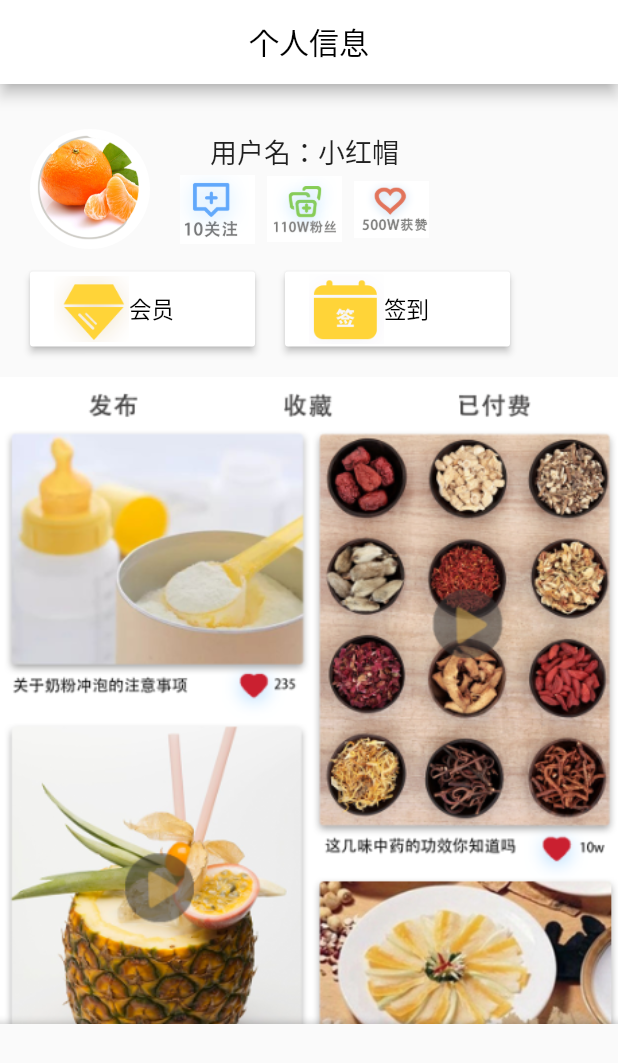
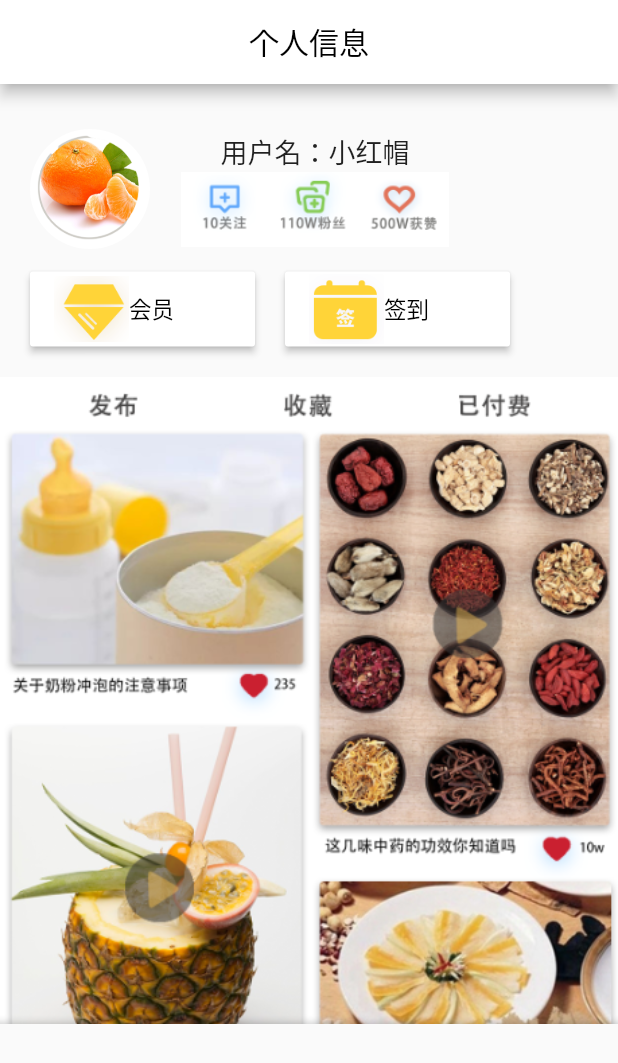
Before and after one commit to Yu979/yongshan_app, a Flutter app: the FifthPage screen opened directly, on a phone screen of 412 x 824 dp. Shown: the top 1063 px of the screen. Run offline on Flutter 3.47's test engine with Material 2 defaults, Android fonts, the phone set to English and light mode, and no system bars; our stand-ins replace flutter_screenutil, flutter_swiper, font_awesome_flutter.

Commit message:
update userInfo page

```diff
--- a/lib/wode.dart
+++ b/lib/wode.dart
@@ -39,23 +39,11 @@ class _FifthPageState extends State<FifthPage>{
                       Row(
                         children: <Widget>[
                           Container(
-                            width:50,
+                            width:180,
                             height: 50,
-                            child: Image.asset("assets/wode/guanzhu.png",width: 50,height: 50,),
+                            child: Image.asset("assets/wode/sanlan.png",),
                           ),
 
-                          SizedBox(width: 8,),
-                          Container(
-                            width:50,
-                            height: 50,
-                            child: Image.asset("assets/wode/fensi.png",width: 50,height: 60,),
-                          ),
-                          SizedBox(width: 8,),
-                          Container(
-                            width:50,
-                            height: 50,
-                            child: Image.asset("assets/wode/huozan.png",width: 50,height:63,),
-                          ),
                         ],
                       )
                    ]
--- a/pubspec.yaml
+++ b/pubspec.yaml
@@ -81,6 +81,7 @@ flutter:
     - assets/wode/touxiang.png
     - assets/wode/neirong.png
     - assets/wode/chenggong.png
+    - assets/wode/sanlan.png
   # An image asset can refer to one or more resolution-specific "variants", see
   # https://flutter.dev/assets-and-images/#resolution-aware.
 
```
Also changed, not shown: assets/wode/sanlan.png (added).
